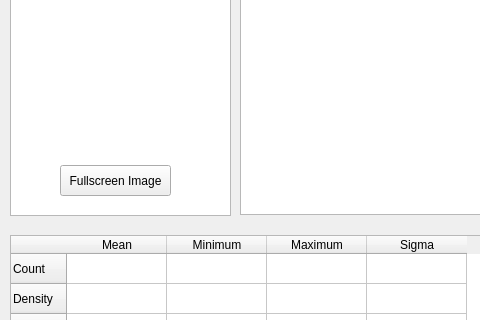
Before: the Qt Designer form src/gui/ui_designs/gui_prototype1.2_graphics_view.ui in Nikolajkng/NanoparticleAnalysis, drawn with Qt 5; both pictures show x 0 to 480 and y 334 to 654 of the 1326 by 801 pixel window.
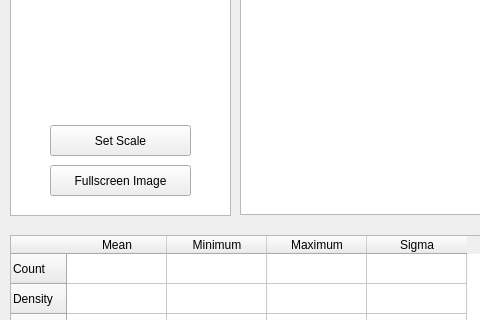
After: the same form once the commit is applied.

Commit message: created setScaleWindow

Patch:
```diff
--- a/src/gui/ui_designs/gui_prototype1.2_graphics_view.ui
+++ b/src/gui/ui_designs/gui_prototype1.2_graphics_view.ui
@@ -413,9 +413,9 @@
    <widget class="QPushButton" name="fullscreen_image_button">
     <property name="geometry">
      <rect>
-      <x>60</x>
+      <x>50</x>
       <y>480</y>
-      <width>111</width>
+      <width>141</width>
       <height>31</height>
      </rect>
     </property>
@@ -455,6 +455,25 @@
      <string/>
     </property>
    </widget>
+   <widget class="QPushButton" name="setScaleButton">
+    <property name="geometry">
+     <rect>
+      <x>50</x>
+      <y>440</y>
+      <width>141</width>
+      <height>31</height>
+     </rect>
+    </property>
+    <property name="sizePolicy">
+     <sizepolicy hsizetype="Expanding" vsizetype="Expanding">
+      <horstretch>0</horstretch>
+      <verstretch>0</verstretch>
+     </sizepolicy>
+    </property>
+    <property name="text">
+     <string>Set Scale</string>
+    </property>
+   </widget>
   </widget>
   <widget class="QMenuBar" name="menubar">
    <property name="geometry">
```
Left out of the diff: 2 changed lines with no effect on the pictures. The commit also changes 1 other file.
